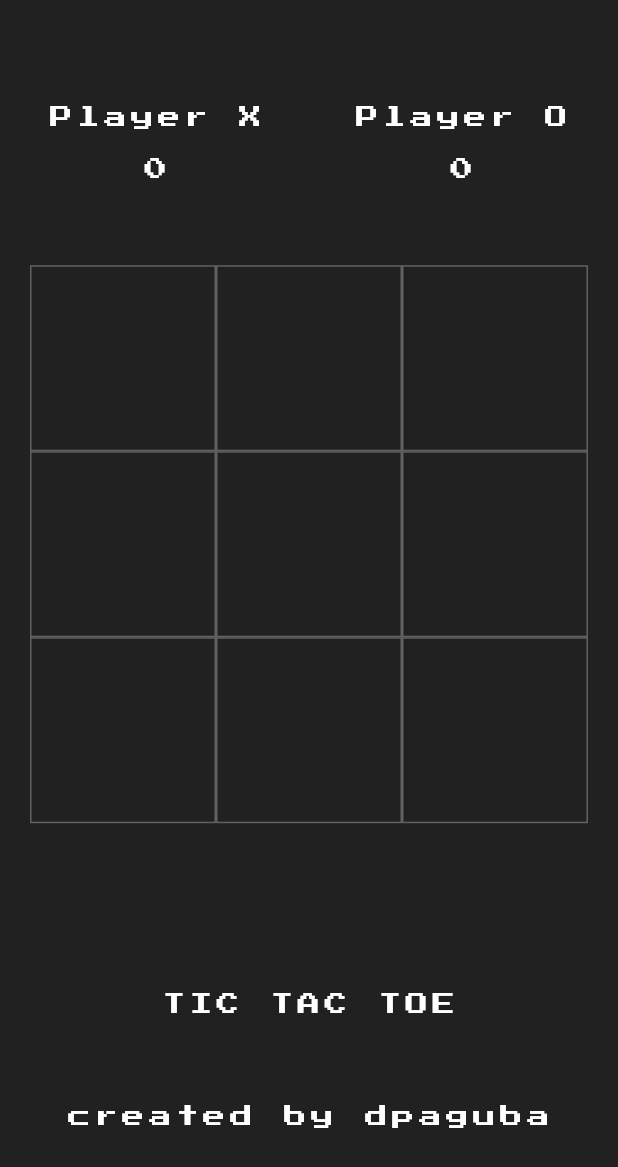
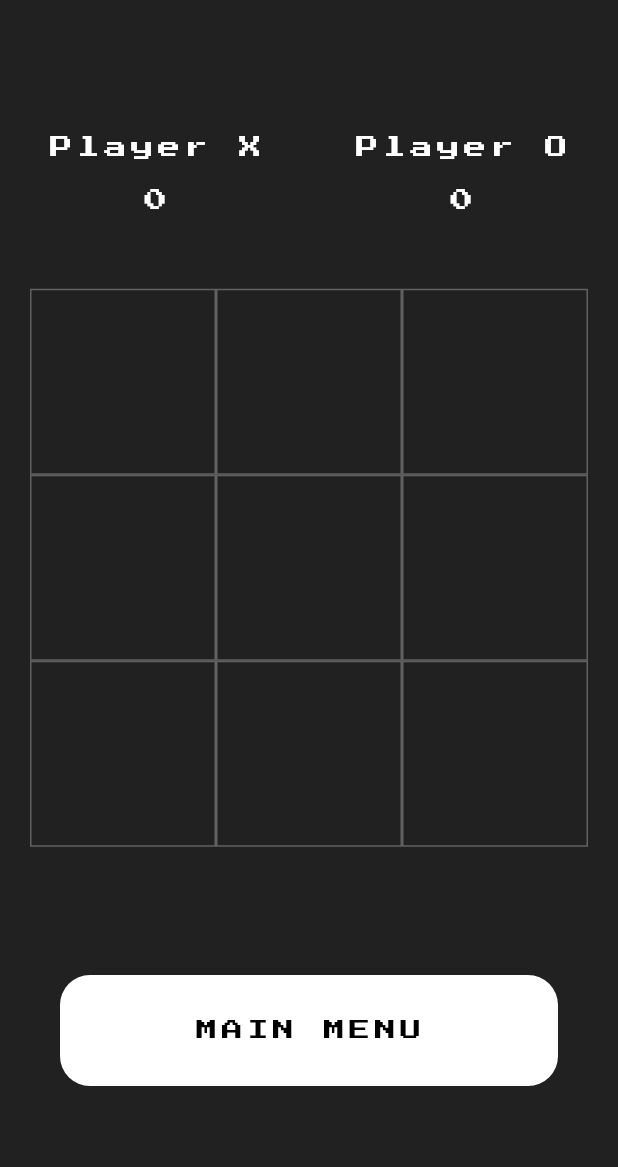
Before and after one commit to dpaguba/flutter-zero-to-hero, a Flutter app: the HomePage screen opened directly, on a phone screen of 412 x 824 dp. Shown: the top 1167 px of the screen. Run offline on Flutter 3.47's test engine with Material 2 defaults, Android fonts, the phone set to English and light mode, and no system bars; our stand-ins replace avatar_glow, google_fonts.

Commit message:
replaced created by block by main menu button

```diff
--- a/tic_tac_toe_app/lib/pages/home.dart
+++ b/tic_tac_toe_app/lib/pages/home.dart
@@ -1,4 +1,5 @@
 import 'package:flutter/material.dart';
+import 'package:tic_tac_toe_app/pages/intro.dart';
 import 'package:tic_tac_toe_app/utils/constants.dart';
 
 class HomePage extends StatefulWidget {
@@ -111,7 +112,7 @@ class _HomePageState extends State<HomePage> {
       body: Column(
         children: [
           const SizedBox(
-            height: 15,
+            height: 40,
           ),
           Expanded(
             child: Container(
@@ -189,27 +190,42 @@ class _HomePageState extends State<HomePage> {
                   }),
             ),
           ),
-          Expanded(
-            child: Container(
-              child: Center(
-                child: Column(
-                  children: [
-                    Text(
-                      "TIC TAC TOE",
-                      style: customFontWhite,
+          GestureDetector(
+            onTap: () {
+              Navigator.push(
+                context,
+                MaterialPageRoute(
+                  builder: (context) => const IntroPage(),
+                ),
+              );
+            },
+            child: Padding(
+              padding: const EdgeInsets.only(
+                left: 40,
+                right: 40,
+                bottom: 100,
+              ),
+              child: Container(
+                decoration: BoxDecoration(
+                  color: Colors.white,
+                  borderRadius: BorderRadius.circular(20.0),
+                ),
+                child: Container(
+                  padding: const EdgeInsets.all(10),
+                  child: Container(
+                    padding: const EdgeInsets.all(20),
+                    color: Colors.white,
+                    child: Center(
+                      child: Text(
+                        "MAIN MENU",
+                        style: customFontBlack,
+                      ),
                     ),
-                    const SizedBox(
-                      height: 60,
-                    ),
-                    Text(
-                      "created by dpaguba",
-                      style: customFontWhite,
-                    ),
-                  ],
+                  ),
                 ),
               ),
             ),
-          ),
+          )
         ],
       ),
     );
--- a/tic_tac_toe_app/lib/pages/intro.dart
+++ b/tic_tac_toe_app/lib/pages/intro.dart
@@ -100,7 +100,7 @@ class _IntroPageState extends State<IntroPage>
                     ),
                   ),
                 ),
-              )
+              ),
             ],
           ),
         ),
```
